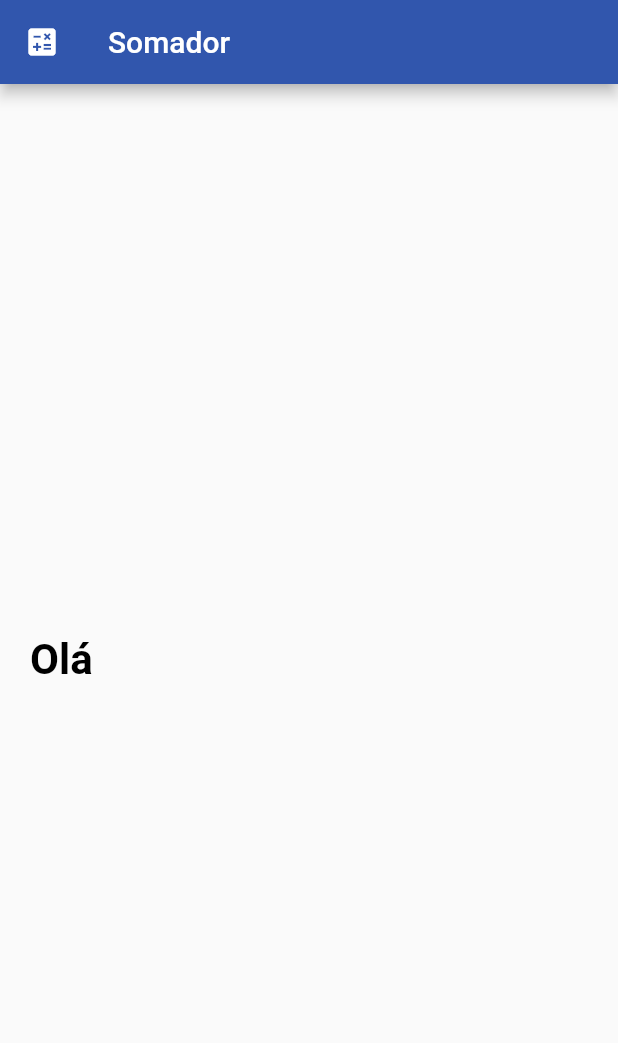
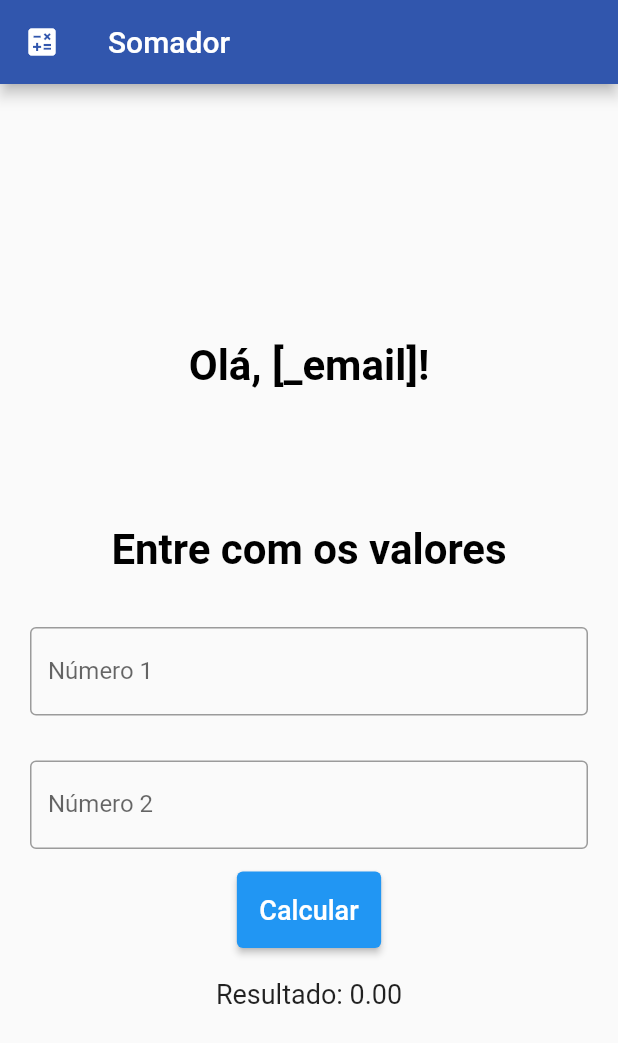
Before and after one commit to enthonyedu/Somador, a Flutter app: the CalcPage screen opened by its route, on a phone screen of 412 x 824 dp. Shown: the top 1043 px of the screen. Run offline on Flutter 3.47's test engine with Material 2 defaults, Android fonts, the phone set to English and light mode, and no system bars.

Commit message:
feat: pagina de calculo

```diff
--- a/lib/view/calc_page.dart
+++ b/lib/view/calc_page.dart
@@ -1,6 +1,11 @@
 import 'package:flutter/material.dart';
 import 'package:somador/components/app_bar.dart';
+import 'package:somador/components/form_text_field.dart';
+import 'package:somador/components/main_button.dart';
 import 'package:somador/components/main_title.dart';
+import 'package:somador/controller/soma_controller.dart';
+import 'package:somador/model/soma.dart';
+import 'package:somador/model/user.dart';
 
 class CalcPage extends StatefulWidget {
   const CalcPage({super.key});
@@ -10,14 +15,66 @@ class CalcPage extends StatefulWidget {
 }
 
 class _CalcPageState extends State<CalcPage> {
+  TextEditingController numberOneController = TextEditingController();
+  TextEditingController numberTwoController = TextEditingController();
+
+  // String _email = User.instance.getEmail();
+  double _soma = 0;
+
   @override
   Widget build(BuildContext context) {
     return Scaffold(
-      appBar: appBar(),
-      body: Column(
-        mainAxisAlignment: MainAxisAlignment.center,
-        children: [mainTitle(text: 'Olá')],
-      ),
-    );
+        appBar: appBar(),
+        body: Column(
+          mainAxisAlignment: MainAxisAlignment.center,
+          children: [
+            mainTitle(text: 'Olá, [_email]!'),
+            const SizedBox(
+              height: 50,
+            ),
+            mainTitle(text: "Entre com os valores"),
+            FormTextField(
+              labelText: "Número 1",
+              inputType: TextInputType.number,
+              hintText: "Número 1",
+              textController: numberOneController,
+            ),
+            FormTextField(
+              labelText: "Número 2",
+              hintText: "Número 2",
+              inputType: TextInputType.number,
+              textController: numberTwoController,
+            ),
+            Row(
+              mainAxisAlignment: MainAxisAlignment.center,
+              children: [
+                mainButton(
+                  buttonFunction: () {
+                    setState(() {
+                      Soma.instance
+                          .setNumero1(double.parse(numberOneController.text));
+                      Soma.instance
+                          .setNumero2(double.parse(numberTwoController.text));
+                      _soma = SomaController.instance.soma();
+                    });
+                  },
+                  buttonText: "Calcular",
+                ),
+              ],
+            ),
+            SizedBox(
+              height: 20,
+            ),
+            Column(
+              mainAxisAlignment: MainAxisAlignment.start,
+              children: [
+                Text(
+                  "Resultado: ${_soma.toStringAsFixed(2)}",
+                  style: TextStyle(fontSize: 18),
+                ),
+              ],
+            ),
+          ],
+        ));
   }
 }
```
